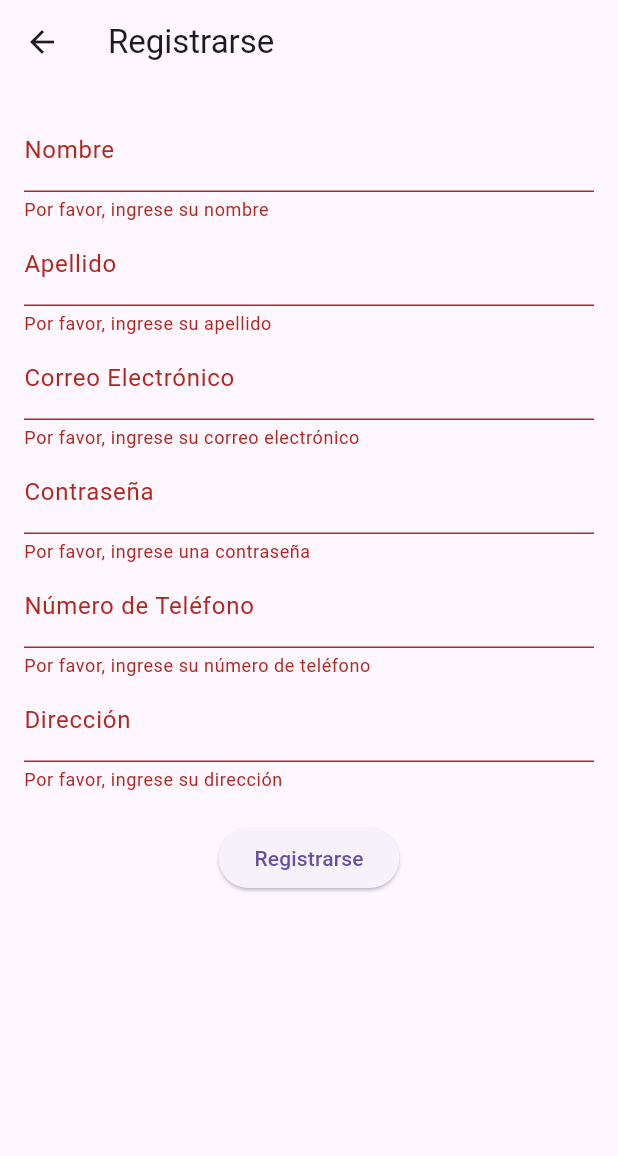
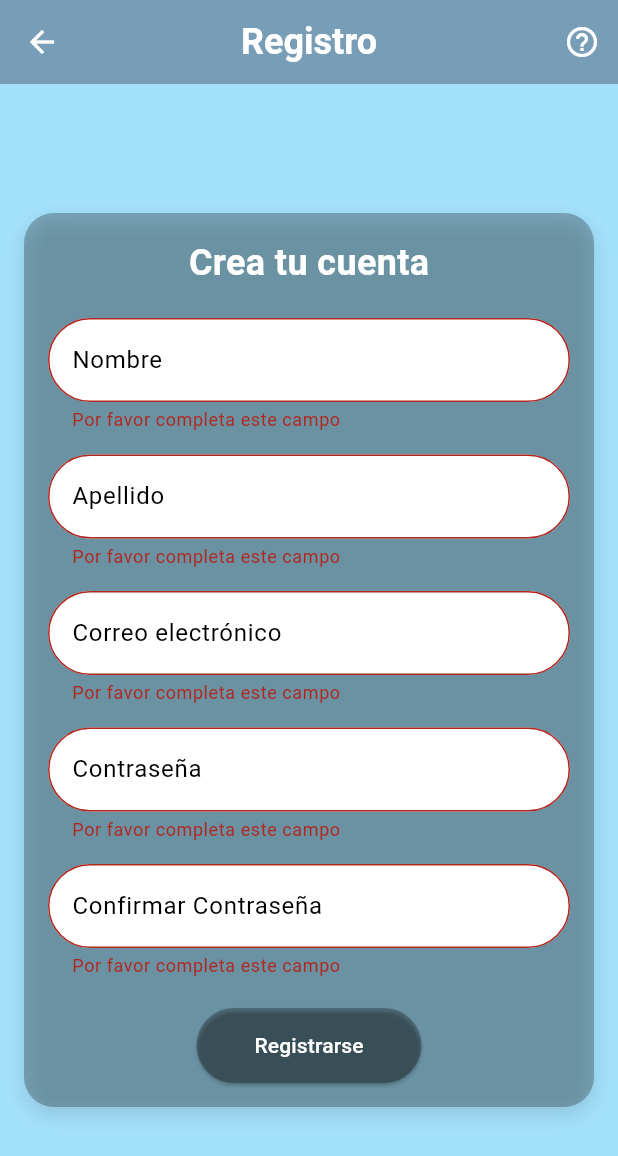
Before and after one commit to Armando-Riv/pruebas, a Flutter app: the RegisterScreen screen opened by its route, after a tap on "Registrarse", on a phone screen of 412 x 824 dp. Shown: the top 1156 px of the screen. Run offline on Flutter 3.47's test engine with Material 3 defaults, Android fonts, the phone set to English and light mode, and no system bars; our stand-ins replace firebase_auth, firebase_core; accounts and stored records are empty; network calls fail.

Commit message:
Modificaciones a la parte de acceso de la app(Inicio, login ,registro )

```diff
--- a/lib/register_screen.dart
+++ b/lib/register_screen.dart
@@ -1,133 +1,199 @@
 import 'package:flutter/material.dart';
-import 'package:firebase_auth/firebase_auth.dart';
 
-class RegisterScreen extends StatefulWidget {
-  @override
-  _RegisterScreenState createState() => _RegisterScreenState();
-}
-
-class _RegisterScreenState extends State<RegisterScreen> {
-  final _formKey = GlobalKey<FormState>(); // Clave para el formulario
-  final _firstNameController = TextEditingController();
-  final _lastNameController = TextEditingController();
-  final _emailController = TextEditingController();
-  final _passwordController = TextEditingController();
-  final _phoneController = TextEditingController();
-  final _addressController = TextEditingController();
-  final _auth = FirebaseAuth.instance;
-
-  // Función para registrarse
-  Future<void> _register() async {
-    if (_formKey.currentState!.validate()) {
-      try {
-        await _auth.createUserWithEmailAndPassword(
-          email: _emailController.text.trim(),
-          password: _passwordController.text.trim(),
-        );
-        // Aquí puedes agregar la lógica para guardar los datos adicionales en Firestore
-        Navigator.pushReplacementNamed(context, '/home');
-      } catch (e) {
-        ScaffoldMessenger.of(context).showSnackBar(
-          SnackBar(content: Text('Error: ${e.toString()}')),
-        );
-      }
-    }
-  }
+class RegisterScreen extends StatelessWidget {
+  final _formKey = GlobalKey<FormState>();
+  final TextEditingController _passwordController = TextEditingController();
+  final TextEditingController _confirmPasswordController = TextEditingController();
 
   @override
   Widget build(BuildContext context) {
     return Scaffold(
-      appBar: AppBar(title: Text('Registrarse')),
-      body: Padding(
-        padding: EdgeInsets.all(16.0),
+      appBar: AppBar(
+        title: const Text(
+          'Registro',
+          style: TextStyle(
+            fontSize: 24,
+            fontWeight: FontWeight.bold,
+            color: Colors.white,
+          ),
+        ),
+        centerTitle: true,
+        backgroundColor: Colors.black26,
+        elevation: 5,
+        leading: IconButton(
+          icon: const Icon(Icons.arrow_back, color: Colors.white),
+          onPressed: () {
+            Navigator.pop(context);
+          },
+        ),
+        actions: [
+          IconButton(
+            icon: const Icon(Icons.help_outline, color: Colors.white),
+            onPressed: () {
+              ScaffoldMessenger.of(context).showSnackBar(
+                const SnackBar(content: Text('Ayuda no disponible aún.')),
+              );
+            },
+          ),
+        ],
+      ),
+      backgroundColor: const Color.fromARGB(198, 137, 215, 249),
+      body: Center(
         child: SingleChildScrollView(
+          padding: const EdgeInsets.all(16.0),
+          child: Container(
+            padding: const EdgeInsets.all(16.0),
+            decoration: BoxDecoration(
+              color: Colors.black26,
+              borderRadius: BorderRadius.circular(20.0),
+              boxShadow: [
+                BoxShadow(
+                  color: Colors.black12,
+                  blurRadius: 10.0,
+                  offset: Offset(0, 5),
+                ),
+              ],
+            ),
             child: Form(
               key: _formKey,
               child: Column(
                 mainAxisAlignment: MainAxisAlignment.center,
+                crossAxisAlignment: CrossAxisAlignment.center,
                 children: [
-                TextFormField(
-                  controller: _firstNameController,
-                  decoration: InputDecoration(labelText: 'Nombre'),
-                  validator: (value) {
-                    if (value == null || value.isEmpty) {
-                      return 'Por favor, ingrese su nombre';
+                  const Text(
+                    'Crea tu cuenta',
+                    style: TextStyle(
+                      fontSize: 24,
+                      fontWeight: FontWeight.bold,
+                      color: Colors.white,
+                    ),
+                  ),
+                  const SizedBox(height: 20),
+                  _buildTextField(
+                    labelText: 'Nombre',
+                    hintText: 'Ingresa tu nombre',
+                  ),
+                  const SizedBox(height: 15),
+                  _buildTextField(
+                    labelText: 'Apellido',
+                    hintText: 'Ingresa tu apellido',
+                  ),
+                  const SizedBox(height: 15),
+                  _buildTextField(
+                    labelText: 'Correo electrónico',
+                    hintText: 'Ingresa tu correo',
+                    keyboardType: TextInputType.emailAddress,
+                  ),
+                  const SizedBox(height: 15),
+                  _buildPasswordField(
+                    controller: _passwordController,
+                    labelText: 'Contraseña',
+                    hintText: 'Crea una contraseña',
+                  ),
+                  const SizedBox(height: 15),
+                  _buildPasswordField(
+                    controller: _confirmPasswordController,
+                    labelText: 'Confirmar Contraseña',
+                    hintText: 'Repite tu contraseña',
+                    confirmPassword: true,
+                  ),
+                  const SizedBox(height: 20),
+                  ElevatedButton(
+                    onPressed: () {
+                      if (_formKey.currentState!.validate()) {
+                        ScaffoldMessenger.of(context).showSnackBar(
+                          const SnackBar(content: Text('Registrando...')),
+                        );
                       }
-                    return null;
                     },
+                    style: ElevatedButton.styleFrom(
+                      backgroundColor: Colors.black26,
+                      foregroundColor: Colors.white,
+                      minimumSize: const Size(150, 50),
+                      shape: RoundedRectangleBorder(
+                        borderRadius: BorderRadius.circular(30.0),
                       ),
-                TextFormField(
-                  controller: _lastNameController,
-                  decoration: InputDecoration(labelText: 'Apellido'),
-                  validator: (value) {
-                    if (value == null || value.isEmpty) {
-                      return 'Por favor, ingrese su apellido';
-                    }
-                    return null;
-                  },
                     ),
-                TextFormField(
-                  controller: _emailController,
-                  keyboardType: TextInputType.emailAddress,
-                  decoration: InputDecoration(labelText: 'Correo Electrónico'),
-                  validator: (value) {
-                    if (value == null || value.isEmpty) {
-                      return 'Por favor, ingrese su correo electrónico';
-                    }
-                    if (!RegExp(r'^[^@]+@[^@]+\.[^@]+').hasMatch(value)) {
-                      return 'Ingrese un correo electrónico válido';
-                    }
-                    return null;
-                  },
-                ),
-                TextFormField(
-                  controller: _passwordController,
-                  obscureText: true,
-                  decoration: InputDecoration(labelText: 'Contraseña'),
-                  validator: (value) {
-                    if (value == null || value.isEmpty) {
-                      return 'Por favor, ingrese una contraseña';
-                    }
-                    if (value.length < 6) {
-                      return 'La contraseña debe tener al menos 6 caracteres';
-                    }
-                    return null;
-                  },
-                ),
-                TextFormField(
-                  controller: _phoneController,
-                  keyboardType: TextInputType.phone,
-                  decoration: InputDecoration(labelText: 'Número de Teléfono'),
-                  validator: (value) {
-                    if (value == null || value.isEmpty) {
-                      return 'Por favor, ingrese su número de teléfono';
-                    }
-                    if (!RegExp(r'^\d{10,15}$').hasMatch(value)) {
-                      return 'Ingrese un número de teléfono válido (10-15 dígitos)';
-                    }
-                    return null;
-                  },
-                ),
-                TextFormField(
-                  controller: _addressController,
-                  decoration: InputDecoration(labelText: 'Dirección'),
-                  validator: (value) {
-                    if (value == null || value.isEmpty) {
-                      return 'Por favor, ingrese su dirección';
-                    }
-                    return null;
-                  },
-                ),
-                SizedBox(height: 20),
-                ElevatedButton(
-                  onPressed: _register,
-                  child: Text('Registrarse'),
+                    child: const Text('Registrarse'),
                   ),
                 ],
               ),
             ),
           ),
         ),
+      ),
+    );
+  }
+
+  // Método para construir un campo de texto personalizado
+  Widget _buildTextField({
+    required String labelText,
+    required String hintText,
+    TextInputType keyboardType = TextInputType.text,
+  }) {
+    return TextFormField(
+      decoration: InputDecoration(
+        labelText: labelText,
+        labelStyle: const TextStyle(color: Colors.black), // Color negro para el label
+        hintText: hintText,
+        hintStyle: const TextStyle(color: Colors.black54), // Color negro tenue para el hint
+        filled: true,
+        fillColor: Colors.white,
+        border: OutlineInputBorder(
+          borderRadius: BorderRadius.circular(30.0),
+        ),
+        focusedBorder: OutlineInputBorder(
+          borderRadius: BorderRadius.circular(30.0),
+          borderSide: const BorderSide(color: Colors.blue), // Cambia el color aquí
+        ),
+      ),
+      keyboardType: keyboardType,
+      validator: (value) {
+        if (value == null || value.isEmpty) {
+          return 'Por favor completa este campo';
+        }
+        return null;
+      },
+    );
+  }
+
+  // Método para construir un campo de contraseña
+  Widget _buildPasswordField({
+    required TextEditingController controller,
+    required String labelText,
+    required String hintText,
+    bool confirmPassword = false,
+  }) {
+    return TextFormField(
+      controller: controller,
+      decoration: InputDecoration(
+        labelText: labelText,
+        labelStyle: const TextStyle(color: Colors.black), // Color negro para el label
+        hintText: hintText,
+        hintStyle: const TextStyle(color: Colors.black54), // Color negro tenue para el hint
+        filled: true,
+        fillColor: Colors.white,
+        border: OutlineInputBorder(
+          borderRadius: BorderRadius.circular(30.0),
+        ),
+        focusedBorder: OutlineInputBorder(
+          borderRadius: BorderRadius.circular(30.0),
+          borderSide: const BorderSide(color: Colors.blue), // Cambia el color aquí
+        ),
+      ),
+      obscureText: true,
+      validator: (value) {
+        if (value == null || value.isEmpty) {
+          return 'Por favor completa este campo';
+        }
+        if (confirmPassword && value != _passwordController.text) {
+          return 'Las contraseñas no coinciden';
+        }
+        if (!confirmPassword && value.length < 6) {
+          return 'La contraseña debe tener al menos 6 caracteres';
+        }
+        return null;
+      },
     );
   }
 }
```
Also changed, not shown: lib/login_screen.dart (+61 -7 lines), lib/welcome_screen.dart (+12 -12 lines). Lines whose indentation alone changed are shown as unchanged.
